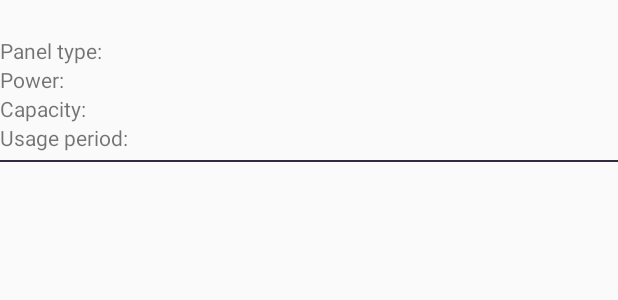
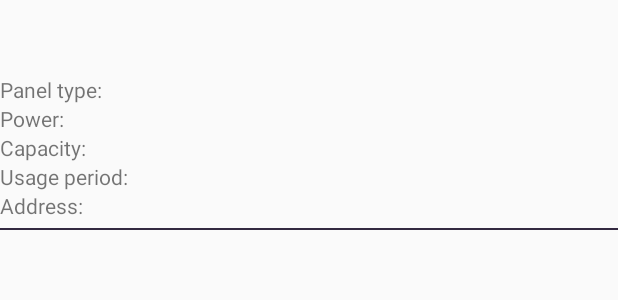
Before and after one commit to eleabil/Mobile, an Android app: the layout item_panel.xml on its own in the app's theme, with its tools: preview values and no code run, on a phone screen of 412 x 824 dp. Shown: the top 300 px of the screen. Run offline under Robolectric (Android 15) with nearby library versions, the phone set to English and light mode, and no system bars.

Commit message:
fix design

```diff
--- a/app/src/main/AndroidManifest.xml
+++ b/app/src/main/AndroidManifest.xml
@@ -3,7 +3,7 @@
     package="com.example.firebaseauth">
 
     <uses-permission android:name="android.permission.INTERNET" />
-
+    <uses-permission android:name="android.permission.ACCESS_NETWORK_STATE" />
 
     <application
         android:allowBackup="true"
@@ -25,7 +25,8 @@
         <activity
             android:name=".HomeActivity"
             android:label="Home"
-            android:noHistory="true" />
+            android:noHistory="true" >
+        </activity>
         <activity
             android:name=".LoginActivity"
             android:label="Log In"
--- a/app/src/main/java/com/example/firebaseauth/LoginActivity.java
+++ b/app/src/main/java/com/example/firebaseauth/LoginActivity.java
@@ -53,7 +53,6 @@ public class LoginActivity extends AppCompatActivity {
     }
 
     private void fieldsInit() {
-       // auth = FirebaseAuth.getInstance();
         auth = getApplicationEx().getAuth();
         emailField = findViewById(R.id.login_activity_email);
         passwordField = findViewById(R.id.login_activity_password);
--- a/app/src/main/java/com/example/firebaseauth/Panel.java
+++ b/app/src/main/java/com/example/firebaseauth/Panel.java
@@ -16,7 +16,7 @@ public class Panel {
     private String address;
     private String photoUrl;
 
-    public Panel(String panelType, String power, String capacity, String usagePeriod, String address) {
+    public Panel(String panelType, String power, String capacity, String usagePeriod, String address, String photoUrl) {
         this.panelType = panelType;
         this.power = power;
         this.capacity = capacity;
--- a/app/src/main/java/com/example/firebaseauth/PanelAdapter.java
+++ b/app/src/main/java/com/example/firebaseauth/PanelAdapter.java
@@ -42,6 +42,7 @@ public class PanelAdapter extends RecyclerView.Adapter<PanelAdapter.PanelViewHol
         holder.power.setText(panelList.get(position).getPower());
         holder.capacity.setText(panelList.get(position).getCapacity());
         holder.usagePeriod.setText(panelList.get(position).getUsagePeriod());
+        holder.address.setText(panelList.get(position).getAddress());
     }
 
     @Override
@@ -51,7 +52,7 @@ public class PanelAdapter extends RecyclerView.Adapter<PanelAdapter.PanelViewHol
 
     class PanelViewHolder extends RecyclerView.ViewHolder{
 
-        TextView panelType, power, capacity, usagePeriod;
+        TextView panelType, power, capacity, usagePeriod, address;
         ImageView photoUrl;
 
 
@@ -63,8 +64,8 @@ public class PanelAdapter extends RecyclerView.Adapter<PanelAdapter.PanelViewHol
             power = itemView.findViewById(R.id.item_panel_power);
             capacity =  itemView.findViewById(R.id.item_panel_capacity);
             usagePeriod =  itemView.findViewById(R.id.item_panel_usage_period);
+            address =  itemView.findViewById(R.id.item_panel_address);
         }
 
     }
-
 }
--- a/app/src/main/res/layout/item_panel.xml
+++ b/app/src/main/res/layout/item_panel.xml
@@ -1,13 +1,14 @@
 <?xml version="1.0" encoding="utf-8"?>
 <LinearLayout xmlns:android="http://schemas.android.com/apk/res/android"
+    xmlns:tools="http://schemas.android.com/tools"
     android:orientation="vertical" android:layout_width="match_parent"
     android:layout_height="wrap_content"
     android:layout_marginBottom="10dp">
 
     <ImageView
         android:id="@+id/item_panel_image_view"
-        android:layout_width="24dp"
-        android:layout_height="24dp"
+        android:layout_width="50dp"
+        android:layout_height="50dp"
         android:contentDescription="@string/panel_type">
     </ImageView>
 
@@ -92,6 +93,26 @@
         </com.google.android.material.textview.MaterialTextView>
     </LinearLayout>
 
+    <LinearLayout
+        android:layout_width="match_parent"
+        android:layout_height="wrap_content"
+        android:orientation="horizontal">
+        <com.google.android.material.textview.MaterialTextView
+            android:id="@+id/item_panel_address_text"
+            android:layout_width="0dp"
+            android:layout_height="wrap_content"
+            android:text="@string/address"
+            android:layout_weight="1">
+        </com.google.android.material.textview.MaterialTextView>
+
+        <com.google.android.material.textview.MaterialTextView
+            android:id="@+id/item_panel_address"
+            android:layout_width="0dp"
+            android:layout_height="wrap_content"
+            android:layout_weight="1">
+        </com.google.android.material.textview.MaterialTextView>
+    </LinearLayout>
+
     <View
         android:layout_width="fill_parent"
         android:layout_height="1dp"
--- a/app/src/main/res/values/strings.xml
+++ b/app/src/main/res/values/strings.xml
@@ -25,4 +25,6 @@
     <string name="power">Power: </string>
     <string name="capacity">Capacity: </string>
     <string name="usage_period">Usage period: </string>
+    <string name="address">Address: </string>
+    <string name="no_internet">No Internet connection</string>
 </resources>
```
Also changed, not shown: app/src/main/java/com/example/firebaseauth/DataListActivity.java (+29 -9 lines), app/src/main/res/drawable/circular_progress_bar.xml (added, +26 -0 lines), app/src/main/res/layout/activity_data_list.xml (+9 -1 lines).
